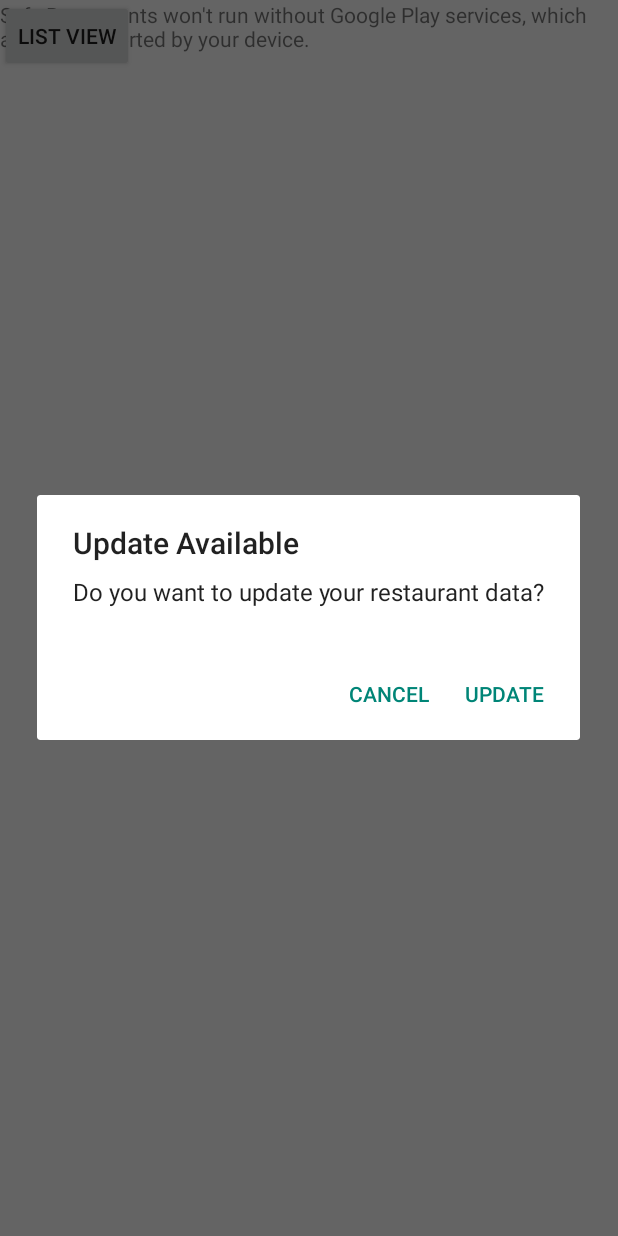
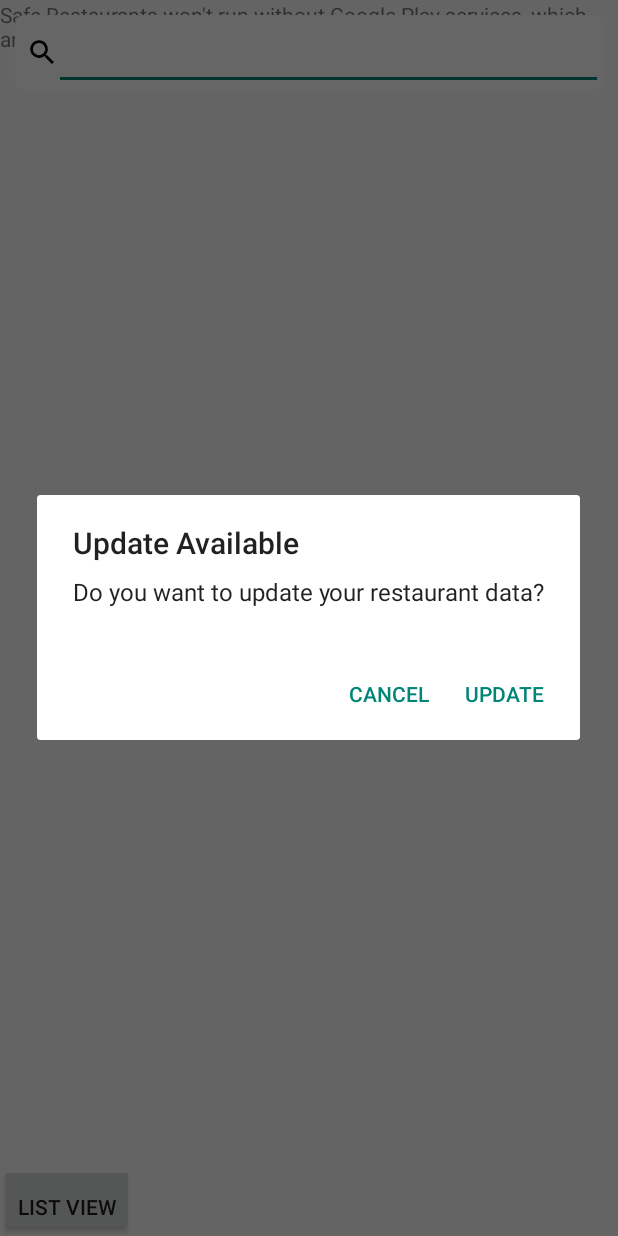
Before and after one commit to hvtruong/Safe-Restaurants, an Android app: the screen it shows after launch (MapsActivity), on a phone screen of 412 x 824 dp. Run offline under Robolectric (Android 15) with nearby library versions, the phone set to English and light mode, and no system bars; libraries missing offline, so code that uses them is left out: com.google.maps.android; Roboto replaces fonts that are not available here; 2 statements that could not run were skipped.

Commit message:
MapsActivity.java, activity_maps.xml:
-Search bar added

```diff
--- /dev/null
+++ b/app/src/main/res/drawable/search_icon_foreground.xml
@@ -0,0 +1,15 @@
+<vector xmlns:android="http://schemas.android.com/apk/res/android"
+    android:width="108dp"
+    android:height="108dp"
+    android:viewportWidth="108"
+    android:viewportHeight="108"
+    android:tint="#000000">
+  <group android:scaleX="6.1014533"
+      android:scaleY="6.1014533"
+      android:translateX="-17.18362"
+      android:translateY="-17.18362">
+    <path
+        android:fillColor="@android:color/white"
+        android:pathData="M15.5,14h-0.79l-0.28,-0.27C15.41,12.59 16,11.11 16,9.5 16,5.91 13.09,3 9.5,3S3,5.91 3,9.5 5.91,16 9.5,16c1.61,0 3.09,-0.59 4.23,-1.57l0.27,0.28v0.79l5,4.99L20.49,19l-4.99,-5zM9.5,14C7.01,14 5,11.99 5,9.5S7.01,5 9.5,5 14,7.01 14,9.5 11.99,14 9.5,14z"/>
+  </group>
+</vector>
--- a/app/src/main/res/layout/activity_maps.xml
+++ b/app/src/main/res/layout/activity_maps.xml
@@ -18,7 +18,44 @@
         android:id="@+id/listToggle"
         android:layout_width="wrap_content"
         android:layout_height="wrap_content"
+        android:layout_alignParentStart="true"
+        android:layout_alignParentLeft="true"
+        android:layout_alignParentBottom="true"
+        android:layout_marginStart="0dp"
+        android:layout_marginBottom="0dp"
+        android:gravity="bottom"
         android:shadowColor="#FFFFFF"
         android:text="@string/list_view" />
 
+    <RelativeLayout
+        android:layout_width="match_parent"
+        android:layout_height="50dp"
+        android:layout_margin="10dp"
+        android:layout_marginRight="10dp"
+        android:layout_marginLeft="10dp"
+        android:background="@drawable/white_background"
+        android:id="@+id/search_bar">
+
+        <ImageView
+            android:layout_width="16dp"
+            android:layout_height="16dp"
+            android:layout_centerVertical="true"
+            android:layout_marginLeft="10dp"
+            android:src="@drawable/search_icon_foreground"
+            android:id="@+id/search_icon"
+            />
+
+        <EditText
+            android:layout_width="match_parent"
+            android:layout_height="match_parent"
+            android:layout_toRightOf="@+id/search_icon"
+            android:layout_centerVertical="true"
+            android:textSize="16sp"
+            android:textColor="#000"
+            android:id="@+id/search_content"
+            android:imeOptions="actionSearch"
+            />
+
+    </RelativeLayout>
+
 </RelativeLayout>
--- /dev/null
+++ b/app/src/main/res/mipmap-anydpi-v26/search_icon.xml
@@ -0,0 +1,5 @@
+<?xml version="1.0" encoding="utf-8"?>
+<adaptive-icon xmlns:android="http://schemas.android.com/apk/res/android">
+    <background android:drawable="@color/search_icon_background"/>
+    <foreground android:drawable="@drawable/search_icon_foreground"/>
+</adaptive-icon>
--- /dev/null
+++ b/app/src/main/res/mipmap-anydpi-v26/search_icon_round.xml
@@ -0,0 +1,5 @@
+<?xml version="1.0" encoding="utf-8"?>
+<adaptive-icon xmlns:android="http://schemas.android.com/apk/res/android">
+    <background android:drawable="@color/search_icon_background"/>
+    <foreground android:drawable="@drawable/search_icon_foreground"/>
+</adaptive-icon>
--- /dev/null
+++ b/app/src/main/res/values/search_icon_background.xml
@@ -0,0 +1,4 @@
+<?xml version="1.0" encoding="utf-8"?>
+<resources>
+    <color name="search_icon_background">#3DDC84</color>
+</resources>
```
Also changed, not shown: app/src/main/java/com/example/saferestaurants/MapsActivity.java (+48 -9 lines), app/src/main/java/com/example/saferestaurants/util/ClusterManagerRenderer.java (+7 -2 lines), app/src/main/res/mipmap-hdpi/search_icon.png (added), app/src/main/res/mipmap-hdpi/search_icon_round.png (added), app/src/main/res/mipmap-mdpi/search_icon.png (added), app/src/main/res/mipmap-mdpi/search_icon_round.png (added), app/src/main/res/mipmap-xhdpi/search_icon.png (added), app/src/main/res/mipmap-xhdpi/search_icon_round.png (added), app/src/main/res/mipmap-xxhdpi/search_icon.png (added), app/src/main/res/mipmap-xxhdpi/search_icon_round.png (added), app/src/main/res/mipmap-xxxhdpi/search_icon.png (added), app/src/main/res/mipmap-xxxhdpi/search_icon_round.png (added), app/src/main/search_icon-playstore.png (added).
